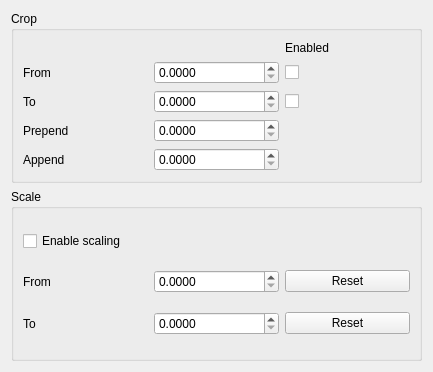
This is forms/cropscalewidget.ui in echmet/SignalMixer as Qt 5 draws it before an edit. The edited form follows.
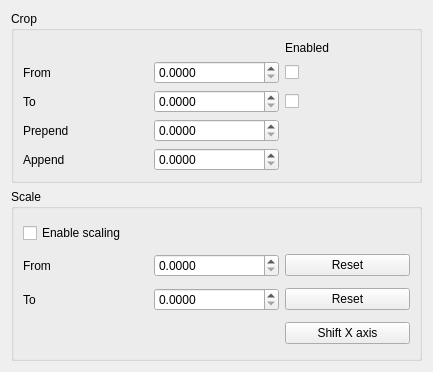
This is the edited form.

```diff
--- a/forms/cropscalewidget.ui
+++ b/forms/cropscalewidget.ui
@@ -157,6 +157,13 @@
           </property>
          </widget>
         </item>
+        <item row="4" column="2">
+         <widget class="QPushButton" name="qpb_shiftXAxis">
+          <property name="text">
+           <string>Shift X axis</string>
+          </property>
+         </widget>
+        </item>
        </layout>
       </widget>
      </item>
```
